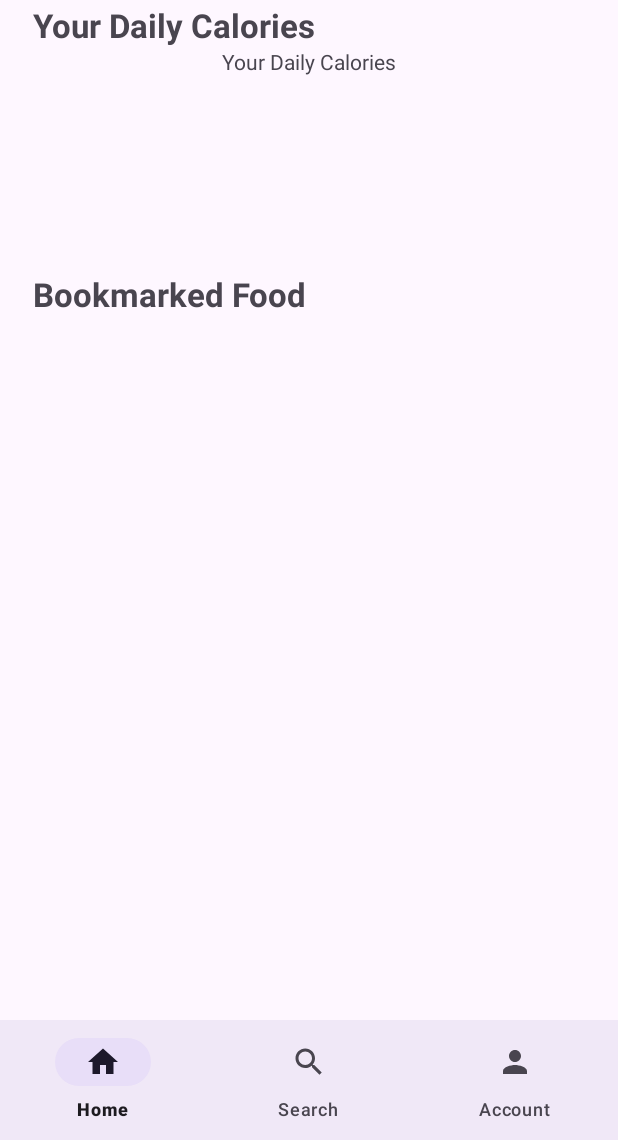
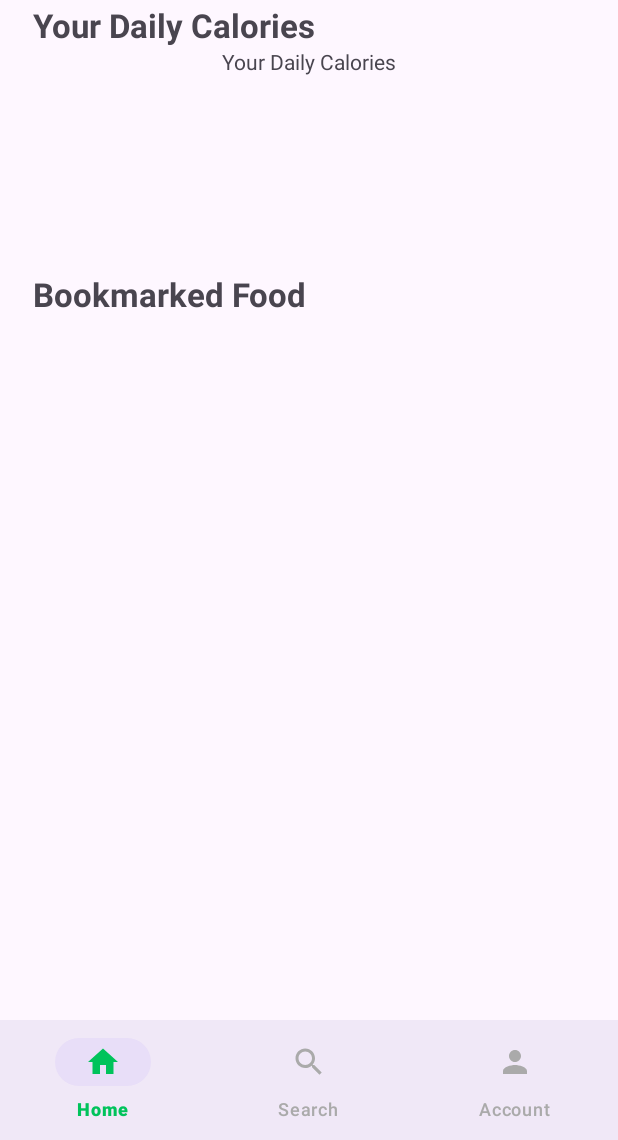
Before and after one commit to morai8/EatNowCapstone, an Android app: the HomeActivity screen opened directly, with no data from a screen before it, on a phone screen of 412 x 824 dp, the part 96-1236 px from its top. Run offline under Robolectric (Android 15) with nearby library versions, the light colour scheme and no system bars; our stand-ins replace navigation-ui.

Commit message:
Navbar Light Green color on click

```diff
--- a/Mobile Development/app/src/main/java/com/dicoding/picodiploma/eatnowcapstone/EditBmiActivity.kt
+++ b/Mobile Development/app/src/main/java/com/dicoding/picodiploma/eatnowcapstone/EditBmiActivity.kt
@@ -2,9 +2,7 @@ package com.dicoding.picodiploma.eatnowcapstone
 
 import androidx.appcompat.app.AppCompatActivity
 import android.os.Bundle
-import com.dicoding.picodiploma.eatnowcapstone.R
 import com.dicoding.picodiploma.eatnowcapstone.databinding.ActivityEditBmiBinding
-
 class EditBmiActivity : AppCompatActivity() {
     private lateinit var binding : ActivityEditBmiBinding
     override fun onCreate(savedInstanceState: Bundle?) {
--- a/Mobile Development/app/src/main/java/com/dicoding/picodiploma/eatnowcapstone/HomeActivity.kt
+++ b/Mobile Development/app/src/main/java/com/dicoding/picodiploma/eatnowcapstone/HomeActivity.kt
@@ -51,4 +51,5 @@ class HomeActivity : AppCompatActivity() {
             handled
         }
     }
+
 }
--- a/Mobile Development/app/src/main/java/com/dicoding/picodiploma/eatnowcapstone/api/SignInRequest.kt
+++ b/Mobile Development/app/src/main/java/com/dicoding/picodiploma/eatnowcapstone/api/SignInRequest.kt
@@ -1,5 +1,4 @@
 package com.dicoding.picodiploma.eatnowcapstone.api
-
 data class SignInRequest(
     val email : String,
     val password : String
--- a/Mobile Development/app/src/main/java/com/dicoding/picodiploma/eatnowcapstone/ui/dashboard/DashboardFragment.kt
+++ b/Mobile Development/app/src/main/java/com/dicoding/picodiploma/eatnowcapstone/ui/dashboard/DashboardFragment.kt
@@ -4,7 +4,6 @@ import android.os.Bundle
 import android.view.LayoutInflater
 import android.view.View
 import android.view.ViewGroup
-import android.widget.TextView
 import androidx.fragment.app.Fragment
 import androidx.lifecycle.ViewModelProvider
 import com.dicoding.picodiploma.eatnowcapstone.databinding.FragmentDashboardBinding
--- a/Mobile Development/app/src/main/java/com/dicoding/picodiploma/eatnowcapstone/ui/home/HomeFragment.kt
+++ b/Mobile Development/app/src/main/java/com/dicoding/picodiploma/eatnowcapstone/ui/home/HomeFragment.kt
@@ -4,8 +4,6 @@ import android.os.Bundle
 import android.view.LayoutInflater
 import android.view.View
 import android.view.ViewGroup
-import android.widget.LinearLayout
-import android.widget.TextView
 import androidx.fragment.app.Fragment
 import androidx.lifecycle.ViewModelProvider
 import com.dicoding.picodiploma.eatnowcapstone.databinding.FragmentHomeBinding
--- a/Mobile Development/app/src/main/res/drawable/bottom_navigation_selector.xml
+++ b/Mobile Development/app/src/main/res/drawable/bottom_navigation_selector.xml
@@ -1,5 +1,6 @@
 <?xml version="1.0" encoding="utf-8"?>
 <selector xmlns:android="http://schemas.android.com/apk/res/android">
-    <item android:drawable="@color/light_green" android:state_checked="true" />
-    <item android:drawable="@android:color/transparent" />
+    <item android:color="@color/light_green" android:state_checked="true" />
+    <item android:color="@color/light_green" android:state_pressed="true" />
+    <item android:color="@android:color/darker_gray" android:state_checked="false"/>
 </selector>
--- a/Mobile Development/app/src/main/res/layout/activity_home.xml
+++ b/Mobile Development/app/src/main/res/layout/activity_home.xml
@@ -30,6 +30,8 @@
         android:layout_height="wrap_content"
         android:layout_marginStart="0dp"
         android:layout_marginEnd="0dp"
+        app:itemTextColor="@drawable/bottom_navigation_selector"
+        app:itemIconTint="@drawable/bottom_navigation_selector"
         android:background="?android:attr/windowBackground"
         app:layout_constraintBottom_toBottomOf="parent"
         app:layout_constraintLeft_toLeftOf="parent"
--- /dev/null
+++ b/Mobile Development/app/src/main/res/values/color.xml
@@ -0,0 +1,4 @@
+<?xml version="1.0" encoding="utf-8"?>
+<resources>
+    <color name="bottom_nav_item_color">@color/light_green</color>
+</resources>
```
